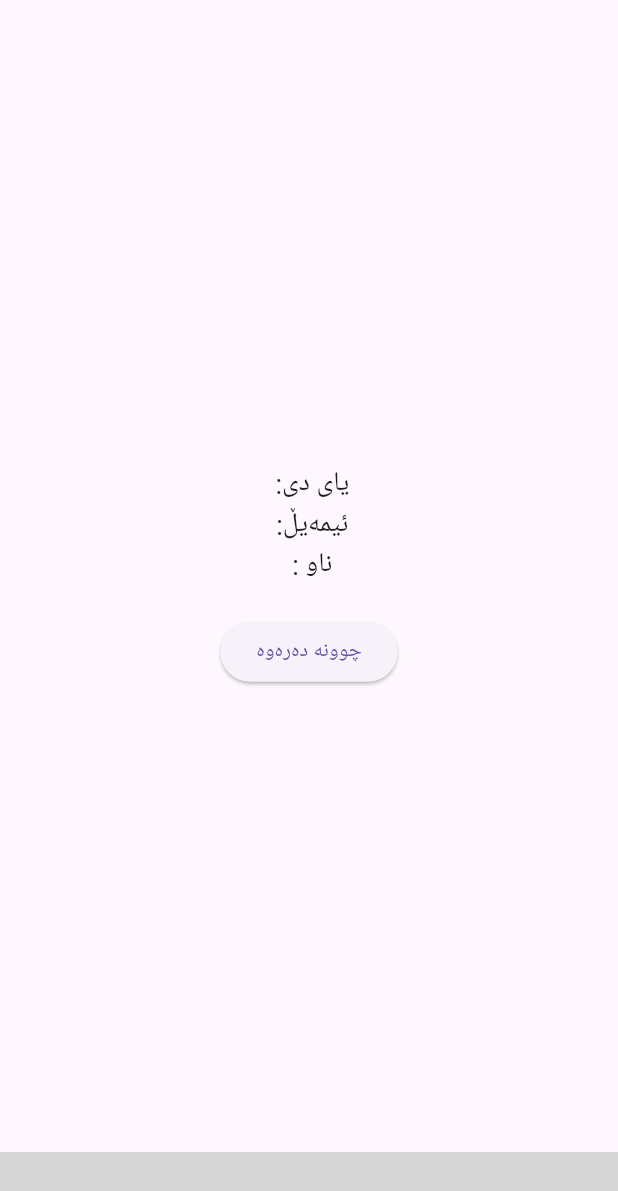
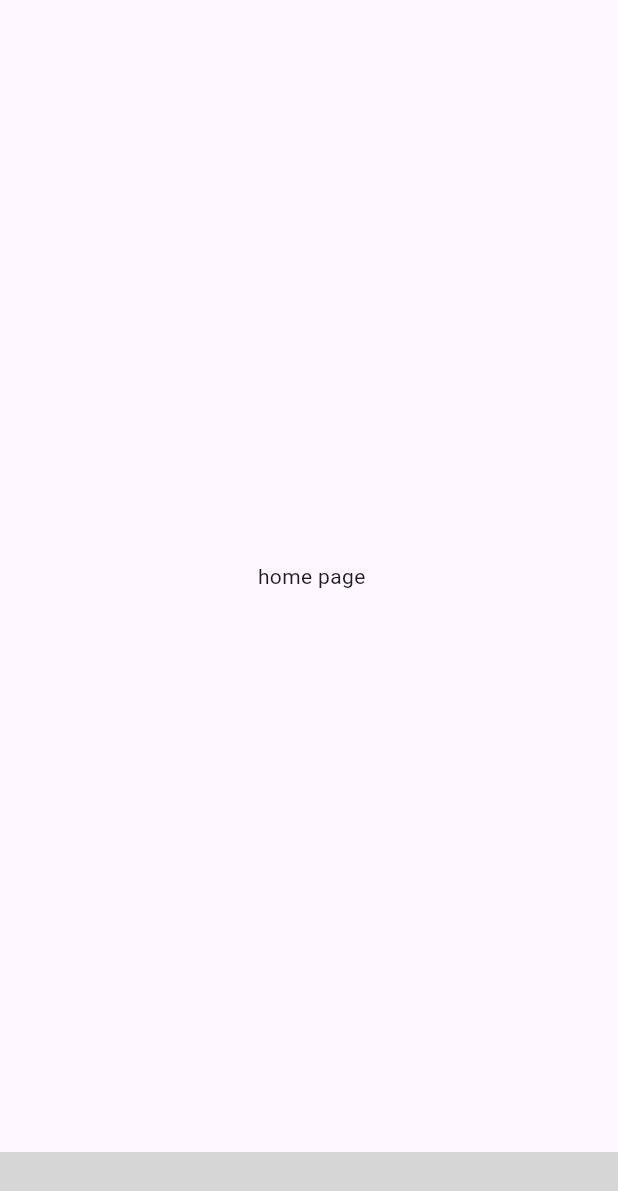
Before and after one commit to arentalb/final_project, a Flutter app: the AppNavigator screen opened by its route, on a phone screen of 412 x 824 dp. Shown: the top 1191 px of the screen. Run offline on Flutter 3.47's test engine with Material 3 defaults, Android fonts, the phone set to English and light mode, and no system bars; our stand-ins replace firebase_auth, firebase_core; missing offline and left inert: forui; accounts and stored records are empty; grey boxes are pictures that could not be loaded.

```diff
--- a/lib/pages/home_page.dart
+++ b/lib/pages/home_page.dart
@@ -1,57 +1,12 @@
-import 'package:firebase_auth/firebase_auth.dart';
 import 'package:flutter/material.dart';
-import 'package:flutter_test_app/services/auth_service.dart';
 
-class HomePage extends StatefulWidget {
+class HomePage extends StatelessWidget {
   const HomePage({super.key});
 
   @override
-  State<HomePage> createState() => _HomePageState();
-}
-
-class _HomePageState extends State<HomePage> {
-  // la rey amawa dastman agar  ba datay aw userakay ka login bwa
-  User? user = FirebaseAuth.instance.currentUser;
-  final _auth = AuthService();
-
-  void _signOut() async {
-    // ka clikman la btny logout krd awa am functiona run abet useraka akata darawa la appakaw logouty akat ka logicakayman la AuthService danawa methosuy logout lawe
-    await _auth.signout();
-    ScaffoldMessenger.of(context).showSnackBar(
-      const SnackBar(content: Text('چویتە دەرەوە')),
-    );
-
-    //dwatr useraka axaynawa pagy signin
-    Navigator.pushNamed(context, '/signin');
-  }
-
-  @override
   Widget build(BuildContext context) {
-    return Scaffold(
-      body: Center(
-        child: Column(
-          mainAxisAlignment: MainAxisAlignment.center,
-          crossAxisAlignment: CrossAxisAlignment.center,
-          children: [
-            if (user != null)
-              Column(
-                children: [
-                  Text("یای دی: ${user?.uid}", style: TextStyle(fontSize: 18)),
-                  Text("ئیمەیڵ: ${user?.email}", style: TextStyle(fontSize: 18)),
-                  Text("ناو : ${user?.displayName ?? 'نەناسراو'}",
-                      style: TextStyle(fontSize: 18)),
-                ],
-              )
-            else
-              Text("هیچ بەکارهێنەرێک نیە", style: TextStyle(fontSize: 18)),
-            const SizedBox(height: 20),
-            ElevatedButton(
-              onPressed: _signOut,
-              child: const Text("چوونە دەرەوە"),
-            ),
-          ],
-        ),
-      ),
+    return const Center(
+      child: Text("home page "),
     );
   }
 }
```
Also changed, not shown: lib/pages/profile_page.dart (+74 -2 lines).
